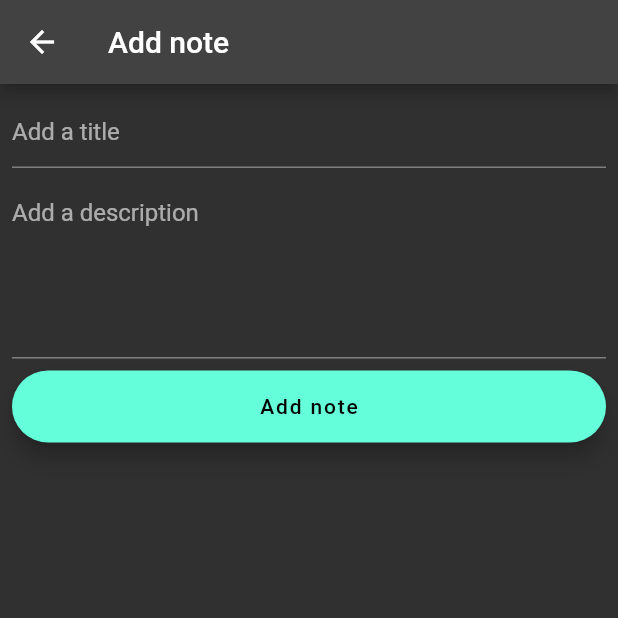
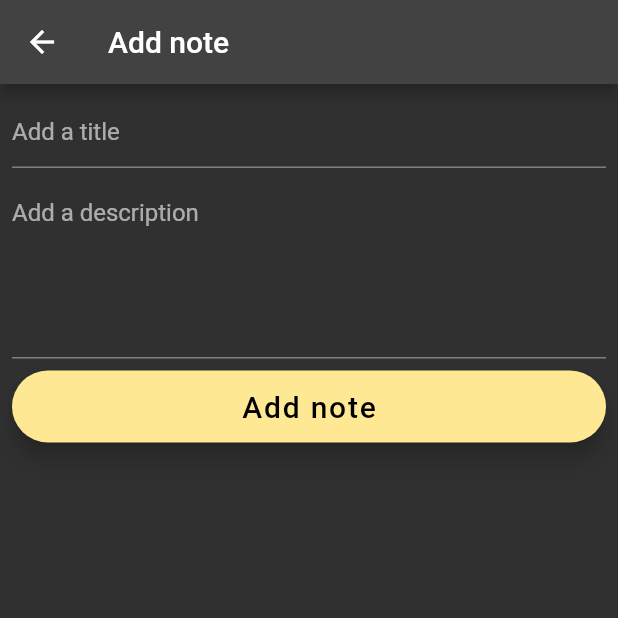
Before and after one commit to Repto1/Notes, a Flutter app: the screen it shows after launch, after a tap on an icon or button, on a phone screen of 412 x 824 dp, the top half of it. Run offline on Flutter 3.47's test engine with Material 2 defaults, Android fonts, the light colour scheme and no system bars; network calls fail.

Commit message:
change some colors

```diff
--- a/frontend/lib/pages/add_page.dart
+++ b/frontend/lib/pages/add_page.dart
@@ -64,8 +64,12 @@ class _AddNotesPageState extends State<AddNotesPage> {
             height: 8,
           ),
           FloatingActionButton.extended(
+              backgroundColor: Color.fromARGB(255, 255, 232, 147),
               onPressed: isEdit ? updateNote : createNote,
-              label: Text(isEdit ? 'Edit note' : 'Add note'))
+              label: Text(
+                isEdit ? 'Edit note' : 'Add note',
+                style: TextStyle(fontSize: 20),
+              ))
         ],
       ),
     );
--- a/frontend/lib/pages/notes_page.dart
+++ b/frontend/lib/pages/notes_page.dart
@@ -65,7 +65,11 @@ class _NotesPageState extends State<NotesPage> {
       ),
       floatingActionButton: FloatingActionButton.extended(
         onPressed: navigationButton,
-        label: const Text('+'),
+        backgroundColor: Color.fromARGB(255, 255, 232, 147),
+        label: const Text(
+          '+',
+          style: TextStyle(fontSize: 18),
+        ),
       ),
     );
   }
```
